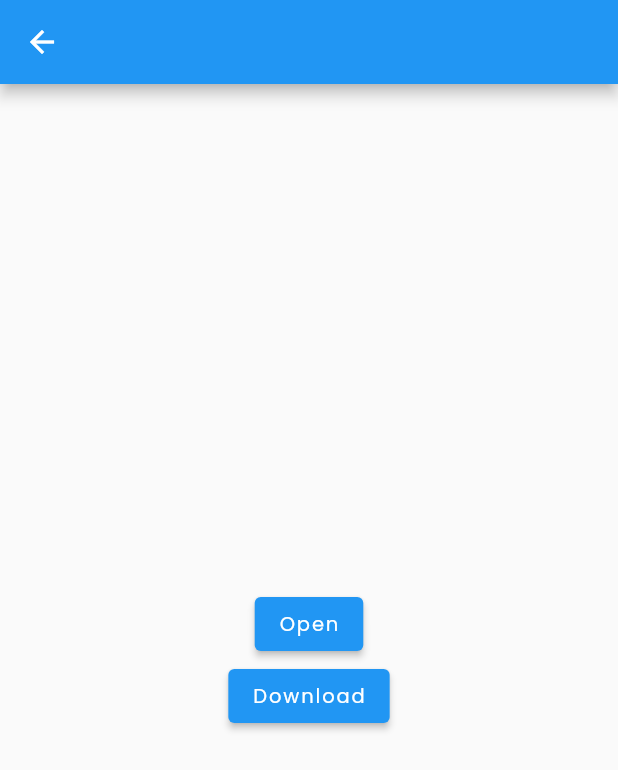
After one commit to cloneartist/CoiHo, a Flutter app: the PdfLabPage screen opened directly, after a tap on "Download", on a phone screen of 412 x 824 dp. The commit adds this screen. Shown: the top 770 px of the screen. Run offline on Flutter 3.47's test engine with Material 2 defaults, Android fonts, the phone set to English and light mode, and no system bars; our stand-ins replace cloud_firestore, firebase_auth, firebase_core, pdf, sizer; missing offline and left inert: universal_html; accounts and stored records are empty.

Commit message:
create pdf and table structure in view records

```diff
--- a/lib/main.dart
+++ b/lib/main.dart
@@ -5,7 +5,7 @@ import 'package:coho/Screens/Home.dart';
 import 'package:coho/Screens/ViewPatient.dart';
 import 'package:coho/Screens/ViewRecord.dart';
 import 'package:coho/services/Database.dart';
-import 'package:firebase_auth/firebase_auth.dart';
+import 'package:coho/services/createPdf.dart';
 import 'package:firebase_core/firebase_core.dart';
 import 'package:flutter/material.dart';
 import 'package:provider/provider.dart';
--- /dev/null
+++ b/lib/services/createPdf.dart
@@ -0,0 +1,55 @@
+import 'package:flutter/material.dart';
+import 'package:pdf/pdf.dart';
+import 'package:pdf/widgets.dart' as pw;
+import 'package:universal_html/html.dart' as html;
+
+class PdfLabPage extends StatelessWidget {
+  @override
+  Widget build(BuildContext context) {
+    final pdf = pw.Document();
+    pdf.addPage(pw.Page(
+        pageFormat: PdfPageFormat.a4,
+        build: (pw.Context context) {
+          return pw.Center(
+            child: pw.Text('Hello World'),
+          );
+        }));
+
+    return Scaffold(
+      appBar: AppBar(),
+      body: Center(
+        child: Column(
+          mainAxisAlignment: MainAxisAlignment.center,
+          children: <Widget>[
+            ElevatedButton(
+              onPressed: () async {
+                final bytes = await pdf.save();
+                final blob = html.Blob([bytes], 'application/pdf');
+                final url = html.Url.createObjectUrlFromBlob(blob);
+                html.window.open(url, '_blank');
+                html.Url.revokeObjectUrl(url);
+              },
+              child: Text('Open'),
+            ),
+            ElevatedButton(
+              onPressed: () async {
+                final bytes = await pdf.save();
+                final blob = html.Blob([bytes], 'application/pdf');
+                final url = html.Url.createObjectUrlFromBlob(blob);
+                final anchor = html.AnchorElement()
+                  ..href = url
+                  ..style.display = 'none'
+                  ..download = 'some_name.pdf';
+                html.document.body?.children.add(anchor);
+                anchor.click();
+                html.document.body?.children.remove(anchor);
+                html.Url.revokeObjectUrl(url);
+              },
+              child: Text('Download'),
+            ),
+          ],
+        ),
+      ),
+    );
+  }
+}
--- a/pubspec.yaml
+++ b/pubspec.yaml
@@ -31,10 +31,13 @@ dependencies:
   url_launcher: ^6.0.3
   # device_preview: ^0.7.1
   sizer: ^1.1.8
+  pdf: ^3.3.0
 
   # The following adds the Cupertino Icons font to your application.
   # Use with the CupertinoIcons class for iOS style icons.
   cupertino_icons: ^1.0.2
+  path_provider: ^2.0.1
+  universal_html: ^2.0.8
 
 dev_dependencies:
   flutter_test:
```
Also changed, not shown: lib/Screens/ViewRecord.dart (+162 -138 lines), pubspec.lock, 1 other file.
